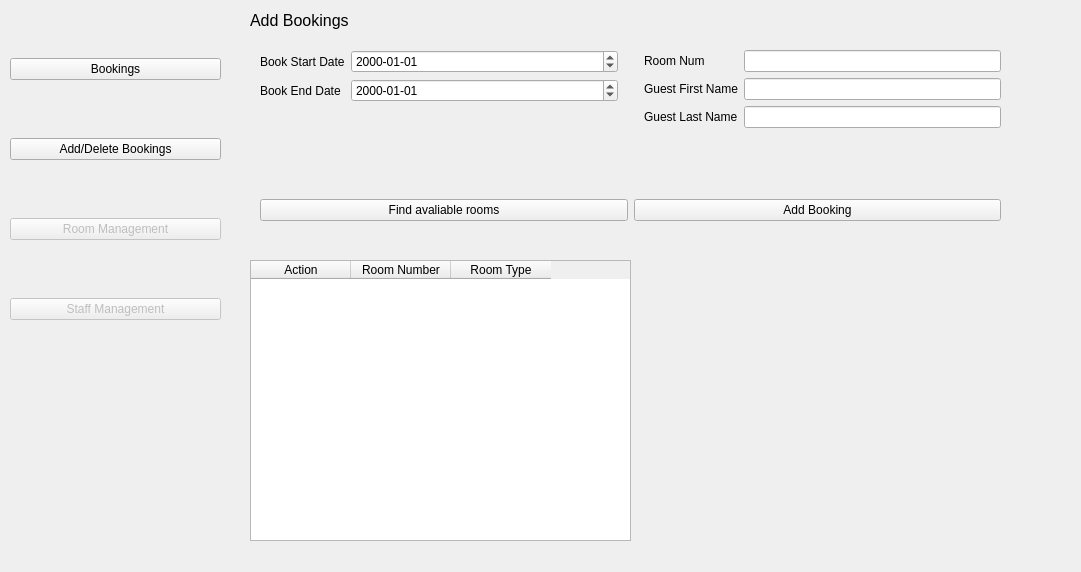
Yuting-H/LiteStay, file main_window.ui: the form before one commit.
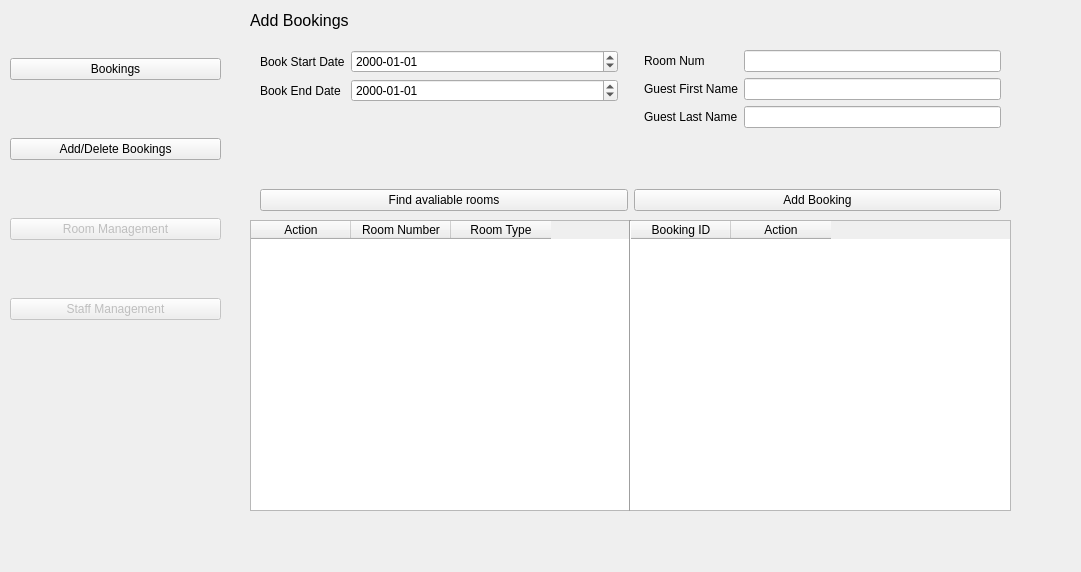
The form after the commit.

```diff
--- a/main_window.ui
+++ b/main_window.ui
@@ -348,7 +348,7 @@
         <x>0</x>
         <y>40</y>
         <width>761</width>
-        <height>151</height>
+        <height>121</height>
        </rect>
       </property>
       <layout class="QGridLayout" name="user_input">
@@ -460,7 +460,7 @@
       <property name="geometry">
        <rect>
         <x>0</x>
-        <y>190</y>
+        <y>180</y>
         <width>761</width>
         <height>41</height>
        </rect>
@@ -495,9 +495,9 @@
       <property name="geometry">
        <rect>
         <x>0</x>
-        <y>260</y>
+        <y>220</y>
         <width>381</width>
-        <height>281</height>
+        <height>291</height>
        </rect>
       </property>
       <column>
@@ -516,6 +516,39 @@
        </property>
       </column>
      </widget>
+     <widget class="QTableWidget" name="add_booking_summary_table">
+      <property name="geometry">
+       <rect>
+        <x>380</x>
+        <y>220</y>
+        <width>381</width>
+        <height>291</height>
+       </rect>
+      </property>
+      <column>
+       <property name="text">
+        <string>Booking ID</string>
+       </property>
+      </column>
+      <column>
+       <property name="text">
+        <string>Action</string>
+       </property>
+      </column>
+     </widget>
+     <widget class="Line" name="line">
+      <property name="geometry">
+       <rect>
+        <x>370</x>
+        <y>220</y>
+        <width>20</width>
+        <height>291</height>
+       </rect>
+      </property>
+      <property name="orientation">
+       <enum>Qt::Orientation::Vertical</enum>
+      </property>
+     </widget>
     </widget>
     <widget class="QWidget" name="room_page">
      <widget class="QLabel" name="room_lbl">
```
